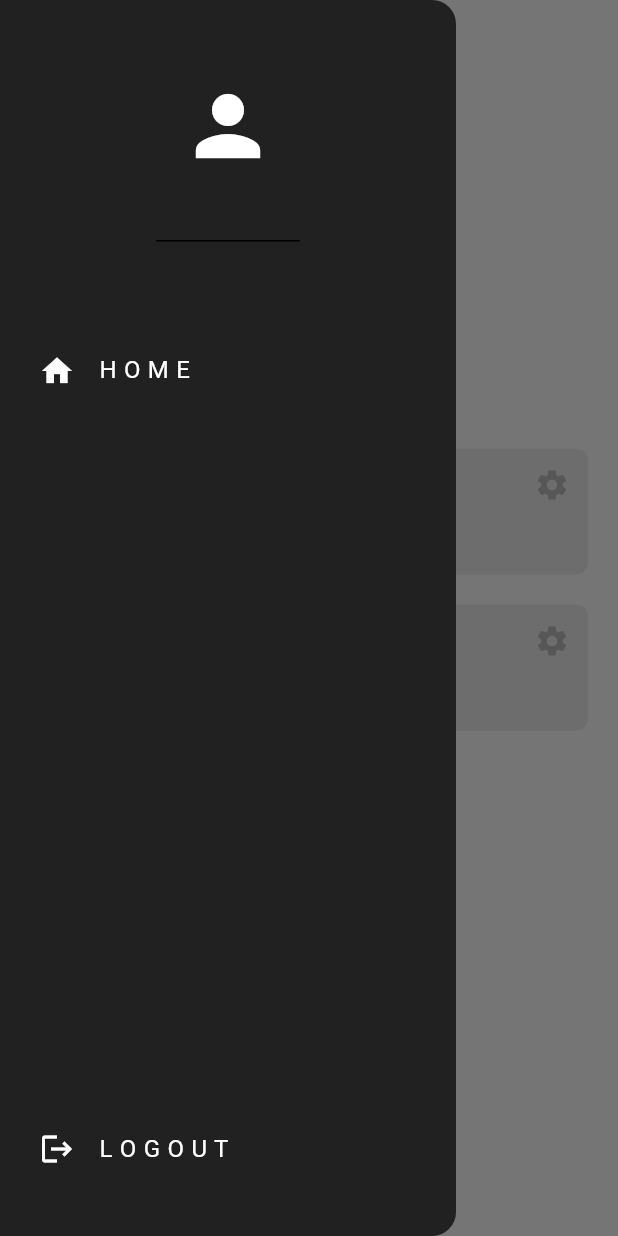
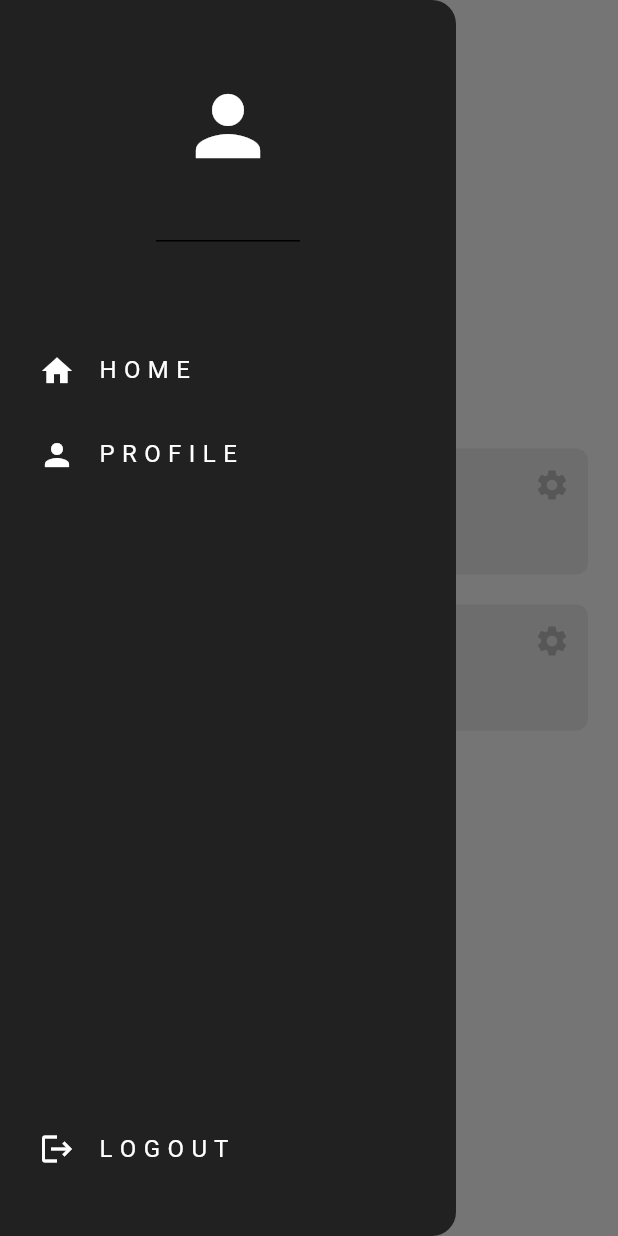
Before and after one commit to Fancy-SocialMediaApp/FancySocialMediaApp, a Flutter app: the ProfilePage screen opened directly, with the side drawer open, on a phone screen of 412 x 824 dp. Run offline on Flutter 3.47's test engine with Material 3 defaults, Android fonts, the phone set to English and light mode, and no system bars; our stand-ins replace cloud_firestore, firebase_auth, firebase_core; accounts and stored records are empty.

Commit message:
post (descending true), drawel profile page on

```diff
--- a/lib/components/drawer.dart
+++ b/lib/components/drawer.dart
@@ -2,12 +2,12 @@ import 'package:flutter/material.dart';
 import 'package:tugasbesar/components/my_list_tile.dart';
 
 class MyDrawer extends StatelessWidget {
-  // final void Function()? onProfileTap;
+  final void Function()? onProfileTap;
   final void Function()? onHomeTap;
   final void Function()? onSignOut;
   const MyDrawer({
     super.key,
-    // required this.onProfileTap,
+    required this.onProfileTap,
     required this.onHomeTap,
     required this.onSignOut
   });
@@ -39,12 +39,12 @@ class MyDrawer extends StatelessWidget {
             onTap: onHomeTap,
           ),
 
-          //profile list tile
-          // MyListTile(
-          //   icon: Icons.person,
-          //   text: 'P R O F I L E',
-          //   onTap: onProfileTap,
-          // ),
+          // profile list tile
+          MyListTile(
+            icon: Icons.person,
+            text: 'P R O F I L E',
+            onTap: onProfileTap,
+          ),
         ],
       ),
 
--- a/lib/pages/home_page.dart
+++ b/lib/pages/home_page.dart
@@ -96,7 +96,7 @@ class _HomePageState extends State<HomePage>   {
         ),
         drawer: MyDrawer(
           onHomeTap: goToHomePage,
-          // onProfileTap: goToProfilePage,
+          onProfileTap: goToProfilePage,
           onSignOut: signOut,
         ),
         body: Center(
@@ -109,7 +109,7 @@ class _HomePageState extends State<HomePage>   {
                   .collection("User Post")
                   .orderBy(
                     "TimeStamp",
-                    descending: false,
+                    descending: true,
                   )
                   .snapshots(),
                   builder: (context, snapshot){
--- a/lib/pages/profile_page.dart
+++ b/lib/pages/profile_page.dart
@@ -112,7 +112,7 @@ class _ProfilePageState extends State<ProfilePage> {
       ),
       drawer: MyDrawer(
           onHomeTap: goToHomePage,
-          // onProfileTap: goToProfilePage,
+          onProfileTap: goToProfilePage,
           onSignOut: signOut,
         ),
       body: StreamBuilder<DocumentSnapshot>(
@@ -168,14 +168,14 @@ class _ProfilePageState extends State<ProfilePage> {
                 const SizedBox(height: 50,),
 
                 //user post
-                Padding(
-                  padding: const EdgeInsets.only(left: 25.0),
-                  child: Text(
-                    'My Post',
-                    style: TextStyle(color: Colors.grey[600]
-                    ),
-                  ),
-                ),
+                // Padding(
+                //   padding: const EdgeInsets.only(left: 25.0),
+                //   child: Text(
+                //     'My Post',
+                //     style: TextStyle(color: Colors.grey[600]
+                //     ),
+                //   ),
+                // ),
 
               ],
             );
```
